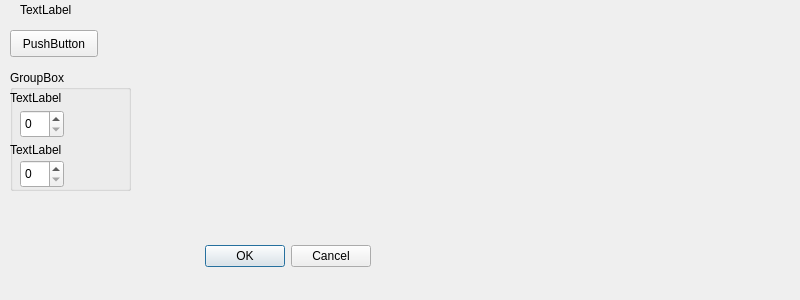
Before: the Qt Designer form lab1.ui in 4ntonka/IoT, drawn with Qt 5.
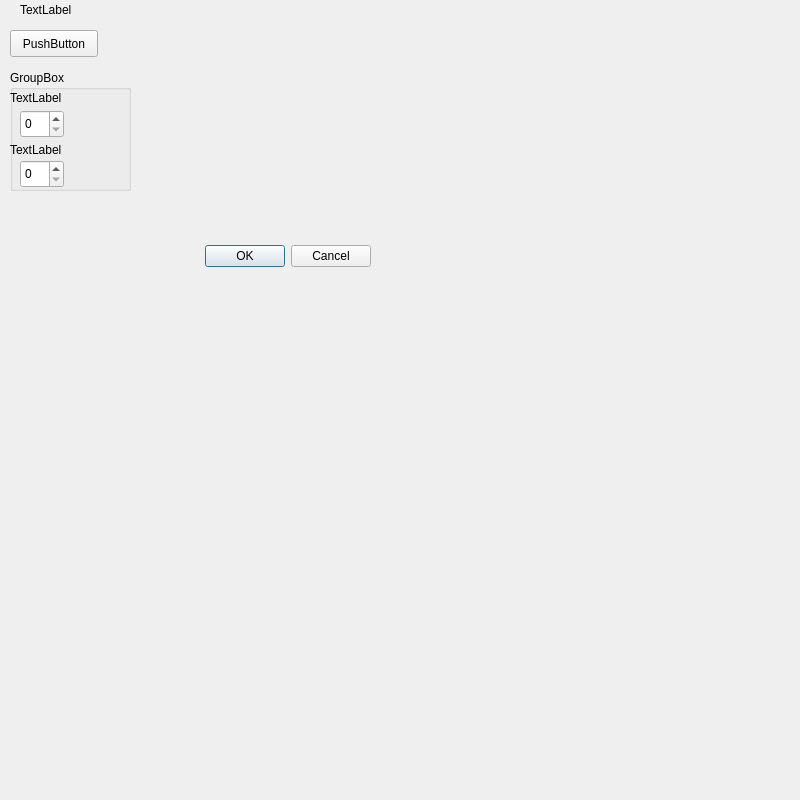
After: the same form once the commit is applied. Custom widgets are drawn as their Qt base class.

Commit message: chore: add VSCode settings and adjust dialog height to 800px

```diff
--- a/lab1.ui
+++ b/lab1.ui
@@ -7,7 +7,7 @@
     <x>0</x>
     <y>0</y>
     <width>800</width>
-    <height>300</height>
+        <height>800</height>
    </rect>
   </property>
   <property name="windowTitle">
```
Lines whose indentation alone changed are shown as unchanged.
